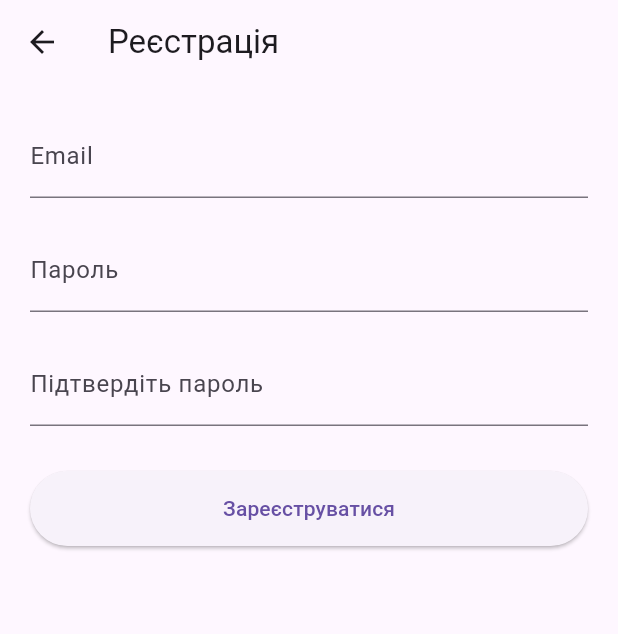
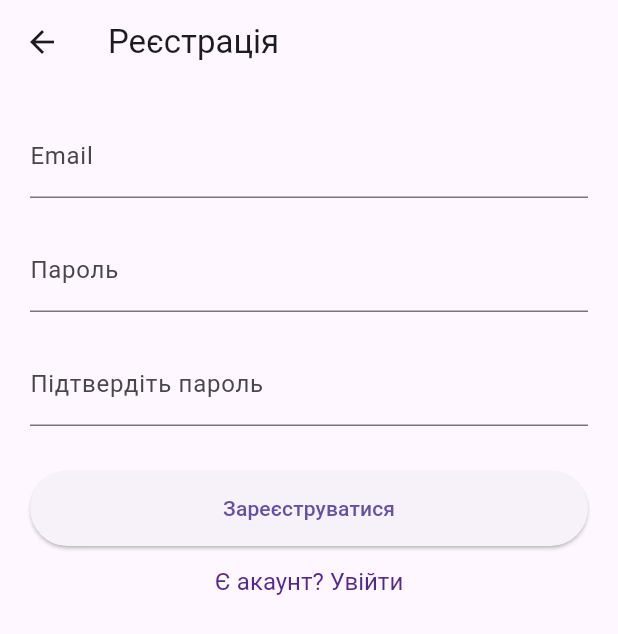
Before and after one commit to B1none/RG_Shop, a Flutter app: the LoginScreen screen opened by its route, after a tap on "Немає акаунта? Зареєструватись", on a phone screen of 412 x 824 dp. Shown: the top 634 px of the screen. Run offline on Flutter 3.47's test engine with Material 3 defaults, Android fonts, the phone set to English and light mode, and no system bars; our stand-ins replace cloud_firestore, firebase_auth, firebase_core, flutter_secure_storage, shared_preferences, sqflite; missing offline and left inert: encrypt; accounts and stored records are empty.

Commit message:
RGShop 1.1

```diff
--- a/lib/First screens/login_screen.dart
+++ b/lib/First screens/login_screen.dart
@@ -286,6 +286,31 @@ class _LoginScreenState extends State<LoginScreen> {
               minimumSize: Size(double.infinity, 50),
             ),
           ),
+          TextButton(
+            onPressed: () {
+              setState(() {
+                _showRegistration = false; // Перемикаємо на форму входу
+                // Очищаємо поля реєстрації
+                _registerEmailController.clear();
+                _registerPasswordController.clear();
+                _registerConfirmPasswordController.clear();
+              });
+            },
+            style: TextButton.styleFrom(
+              padding: EdgeInsets.zero, // Відступи всередині кнопки
+            ),
+            child: RichText(
+              text: TextSpan(
+                style: TextStyle(
+                  fontSize: 16,
+                  color: const Color.fromARGB(255, 85, 40, 140),
+                ),
+                children: [
+                  TextSpan(text: 'Є акаунт? Увійти'),
+                ],
+              ),
+            ),
+          )
         ],
       ),
     );
--- a/lib/First screens/splash_screen.dart
+++ b/lib/First screens/splash_screen.dart
@@ -1,5 +1,5 @@
 import 'package:flutter/material.dart';
-import 'home_screen.dart';
+import 'login_screen.dart';
 
 class SplashScreen extends StatefulWidget {
   @override
@@ -23,7 +23,7 @@ class _SplashScreenState extends State<SplashScreen> with SingleTickerProviderSt
     Future.delayed(Duration(seconds: 2), () {
       Navigator.pushReplacement(
         context,
-        MaterialPageRoute(builder: (context) => HomeScreen()),
+        MaterialPageRoute(builder: (context) => LoginScreen()),
       );
     });
   }
```
Also changed, not shown: lib/main.dart (renamed from lib/First screens/main.dart, +4 -4 lines), pubspec.lock, 1 other file.
